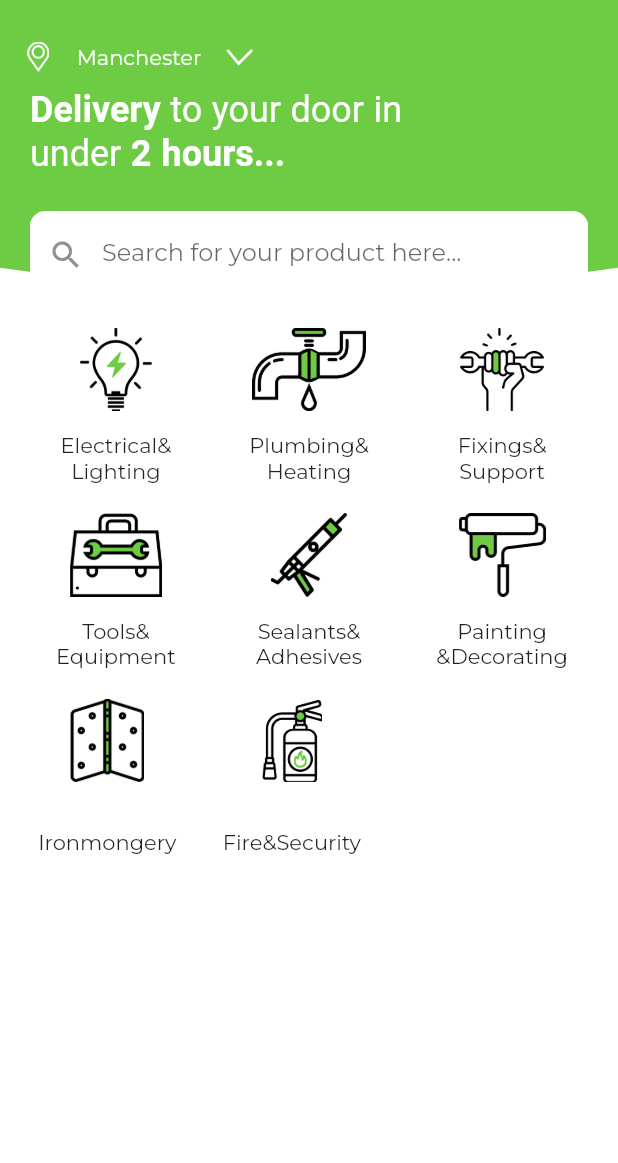
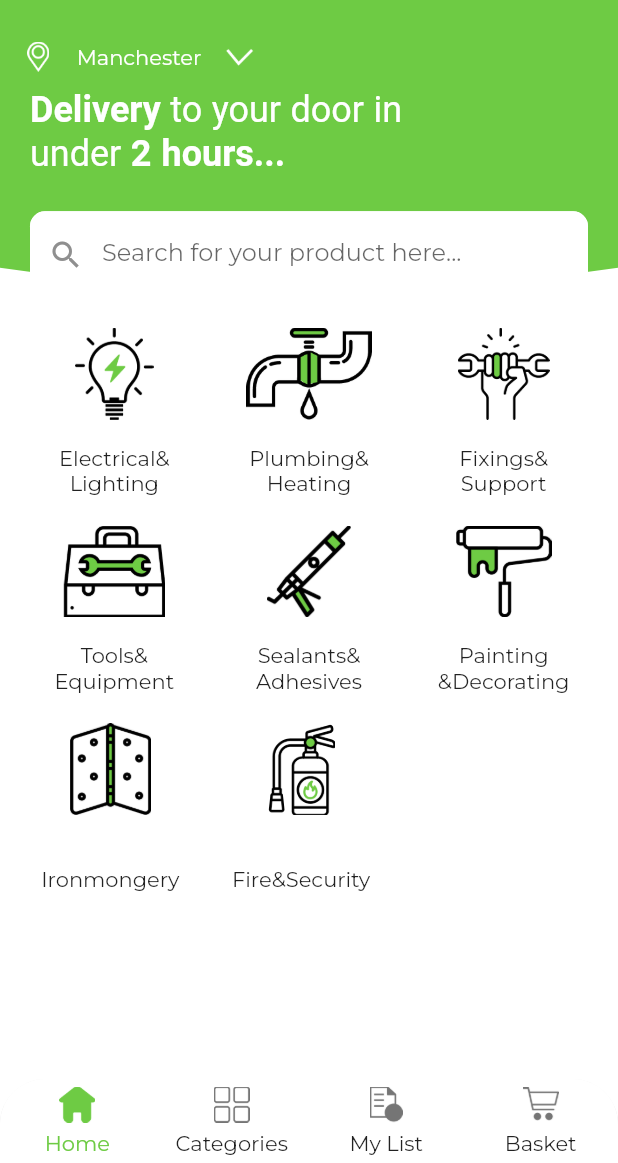
Before and after one commit to ishaque-mobikasa/trueBilddit, a Flutter app: the screen it shows after launch, on a phone screen of 412 x 824 dp, the part 73-1236 px from its top. Run offline on Flutter 3.47's test engine with Material 2 defaults, Android fonts, the phone set to English and light mode, and no system bars; drawn by our look-alikes of custom_navigation_bar; our stand-ins replace get, google_fonts, image_picker; key blocks and very long unbroken strings in the code were emptied for the run.

```diff
--- a/lib/app/utils/strings.dart
+++ b/lib/app/utils/strings.dart
@@ -33,4 +33,12 @@ class AssetStrings {
   static String fireAndSecurity = "assets/images/fire.png";
   static String landMarkIconOutlined = "assets/images/location_icon.png";
   static String arrowDownIcon = "assets/images/arrow_down_icon.png";
+  static String homeIconUnSelected = "assets/images/home_icon.png";
+  static String categoriesUnSelected = "assets/images/categories.png";
+  static String myListUnSelected = "assets/images/list_icon.png";
+  static String basketUnSelected = "assets/images/basket_icon.png";
+  static String homeIconSelected = "assets/images/home_icon_selected.png";
+  static String categoriesSelected = "assets/images/category_icon_selected.png";
+  static String myListSelected = "assets/images/list_icon_selected.png";
+  static String basketSelected = "assets/images/basket_Icon_selected.png";
 }
--- a/lib/presentation/pages/home/controller_binding/home_controller.dart
+++ b/lib/presentation/pages/home/controller_binding/home_controller.dart
@@ -1,6 +1,14 @@
+import 'package:flutter/material.dart';
 import 'package:get/get.dart';
 
-class HomeController extends GetxController{
-
-
+class HomeController extends GetxController {
+  RxInt selectedIndex = 0.obs;
+  Widget get selectedPage => Container();
+  setIndex(index) {
+    if (index != selectedIndex.value) {
+      selectedIndex.value = index;
+    } else {
+      return;
+    }
+  }
 }
--- a/lib/presentation/pages/home/home_view.dart
+++ b/lib/presentation/pages/home/home_view.dart
@@ -1,5 +1,6 @@
 import 'dart:developer';
 
+import 'package:custom_navigation_bar/custom_navigation_bar.dart';
 import 'package:flutter/cupertino.dart';
 import 'package:flutter/material.dart';
 import 'package:get/get.dart';
@@ -9,6 +10,7 @@ import 'package:truebildit/presentation/common_widgets/custom_clipper.dart';
 import 'package:truebildit/presentation/pages/home/controller_binding/home_controller.dart';
 import 'package:truebildit/presentation/pages/home/widgets/circular_category.dart';
 import 'package:truebildit/presentation/pages/home/widgets/location_widget.dart';
+import 'package:truebildit/presentation/pages/home/widgets/modal_bottom_sheet.dart';
 
 import 'widgets/search_widget.dart';
 
@@ -69,7 +71,7 @@ class HomeView extends GetView<HomeController> {
                           LocationWidget(
                               locationName: "Manchester",
                               onTap: () {
-                                log("Tapped on Location");
+                                Get.bottomSheet(const LocationModalSheet());
                               }),
                           Container(
                             width: size.width,
@@ -178,6 +180,59 @@ class HomeView extends GetView<HomeController> {
             ],
           ),
         ),
+        bottomNavigationBar: Obx(
+          () => ClipRRect(
+            borderRadius: const BorderRadius.only(
+              topLeft: Radius.circular(30),
+              topRight: Radius.circular(30),
+            ),
+            child: CustomNavigationBar(
+                selectedColor: AppPaintings.themeGreenColor,
+                onTap: (index) {
+                  controller.setIndex(index);
+                },
+                currentIndex: controller.selectedIndex.value,
+                elevation: 10,
+                items: [
+                  CustomNavigationBarItem(
+                      selectedTitle: Text(
+                        "Home",
+                        style: TextStyle(color: AppPaintings.themeGreenColor),
+                      ),
+                      selectedIcon:
+                          ImageIcon(AssetImage(AssetStrings.homeIconSelected)),
+                      icon: ImageIcon(
+                          AssetImage(AssetStrings.homeIconUnSelected)),
+                      title: const Text("Home")),
+                  CustomNavigationBarItem(
+                      selectedTitle: Text(
+                        "Categories",
+                        style: TextStyle(color: AppPaintings.themeGreenColor),
+                      ),
+                      selectedIcon: ImageIcon(
+                          AssetImage(AssetStrings.categoriesSelected)),
+                      icon: ImageIcon(
+                          AssetImage(AssetStrings.categoriesUnSelected)),
+                      title: const Text("Categories")),
+                  CustomNavigationBarItem(
+                      selectedTitle: Text(
+                        "My List",
+                        style: TextStyle(color: AppPaintings.themeGreenColor),
+                      ),
+                      selectedIcon:
+                          ImageIcon(AssetImage(AssetStrings.myListSelected)),
+                      icon: ImageIcon(AssetImage(AssetStrings.myListSelected)),
+                      title: const Text("My List")),
+                  CustomNavigationBarItem(
+                      selectedTitle: Text(
+                        "Basket",
+                        style: TextStyle(color: AppPaintings.themeGreenColor),
+                      ),
+                      icon: ImageIcon(AssetImage(AssetStrings.basketSelected)),
+                      title: const Text("Basket"))
+                ]),
+          ),
+        ),
       ),
     );
   }
--- a/lib/presentation/pages/home/widgets/circular_category.dart
+++ b/lib/presentation/pages/home/widgets/circular_category.dart
@@ -15,7 +15,7 @@ class CircularCategoryItem extends StatelessWidget {
       child: Container(
         padding: const EdgeInsets.only(top: 10),
         constraints: BoxConstraints(
-            maxHeight: size.height * 0.15, maxWidth: size.width * 0.25),
+            maxHeight: size.height * 0.16, maxWidth: size.width * 0.26),
         child: Column(
             mainAxisAlignment: MainAxisAlignment.spaceBetween,
             children: [
--- a/pubspec.yaml
+++ b/pubspec.yaml
@@ -29,6 +29,7 @@ environment:
 # versions available, run `flutter pub outdated`.
 dependencies:
   cupertino_icons: ^1.0.2
+  custom_navigation_bar: ^0.8.2
   dio: ^5.0.1
   flutter:
     sdk: flutter
```
Also changed, not shown: lib/presentation/pages/home/widgets/modal_bottom_sheet.dart (added, +88 -0 lines), lib/presentation/pages/home/widgets/two_part_container.dart (added, +44 -0 lines), assets/images/basket_Icon_selected.png (added), assets/images/basket_icon.png (added), assets/images/categories.png (added), assets/images/category_icon_selected.png (added), assets/images/home_icon.png (added), assets/images/home_icon_selected.png (added), assets/images/list_icon.png (added), assets/images/list_icon_selected.png (added), pubspec.lock.
